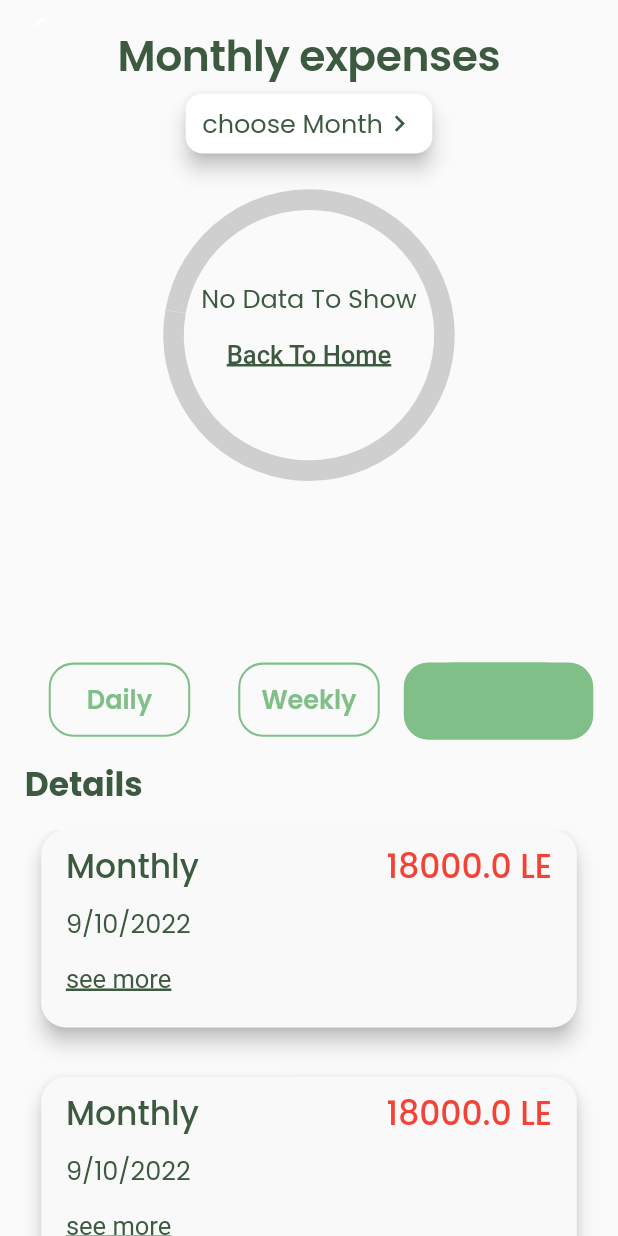
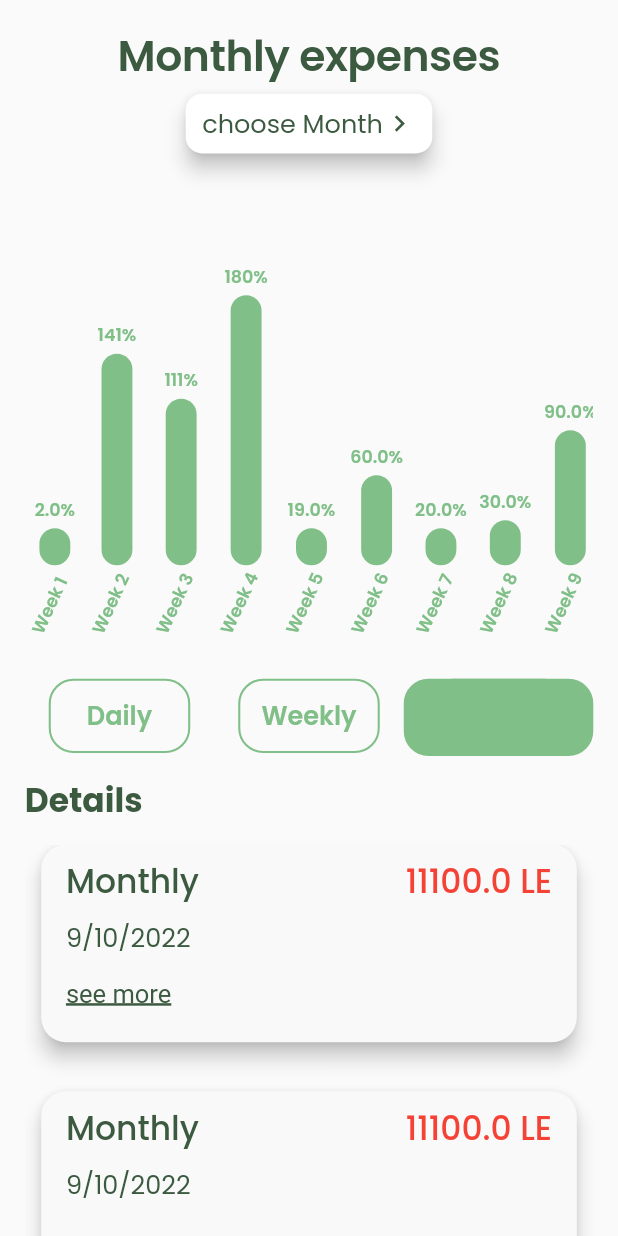
Before and after one commit to AhmedElsherif0/Cashati-App, a Flutter app: the ExpensesScreen screen opened directly, swiped to page 3, on a phone screen of 412 x 824 dp. Run offline on Flutter 3.47's test engine with Material 2 defaults, Android fonts, the phone set to English and light mode, and no system bars; drawn by our look-alikes of dashed_circular_progress_bar; our stand-ins replace bloc, dio, dotted_border, easy_localization, flutter_bloc, flutter_phoenix and 4 more; accounts and stored records are empty.

Commit message:
last update from ahmed Elsherif at 04:03 -9/10/2022

```diff
--- a/lib/data/models/expenses/expenses_lists.dart
+++ b/lib/data/models/expenses/expenses_lists.dart
@@ -20,9 +20,17 @@ class ExpensesLists {
         totalExpenses: 'No data to Show'),
     ExpensesModel(
         header: 'Weekly',
-        price: 1400.00,
+        price: 14100.00,
         chooseDate: 'choose Week',
         chooseInnerData: 'Week',
+        dateTime: DateTime.now(),
+        isImportant: false,
+        totalExpenses: 'No data to Show'),
+    ExpensesModel(
+        header: 'Monthly',
+        price: 11100.00,
+        chooseDate: 'choose Month',
+        chooseInnerData: 'Month',
         dateTime: DateTime.now(),
         isImportant: false,
         totalExpenses: 'No data to Show'),
@@ -33,6 +41,70 @@ class ExpensesLists {
         chooseInnerData: 'Month',
         dateTime: DateTime.now(),
         isImportant: false,
-        totalExpenses: 'No data to Show')
+        totalExpenses: 'No data to Show'),
+    ExpensesModel(
+        header: 'Monthly',
+        price: 1900.00,
+        chooseDate: 'choose Month',
+        chooseInnerData: 'Month',
+        dateTime: DateTime.now(),
+        isImportant: false,
+        totalExpenses: 'No data to Show'),
+    ExpensesModel(
+        header: 'Monthly',
+        price: 6000.00,
+        chooseDate: 'choose Month',
+        chooseInnerData: 'Month',
+        dateTime: DateTime.now(),
+        isImportant: false,
+        totalExpenses: 'No data to Show'),
+    ExpensesModel(
+        header: 'Monthly',
+        price: 2000.00,
+        chooseDate: 'choose Month',
+        chooseInnerData: 'Month',
+        dateTime: DateTime.now(),
+        isImportant: false,
+        totalExpenses: 'No data to Show'),
+    ExpensesModel(
+        header: 'Monthly',
+        price: 3000.00,
+        chooseDate: 'choose Month',
+        chooseInnerData: 'Month',
+        dateTime: DateTime.now(),
+        isImportant: false,
+        totalExpenses: 'No data to Show'),
+    ExpensesModel(
+        header: 'Monthly',
+        price: 9000.00,
+        chooseDate: 'choose Month',
+        chooseInnerData: 'Month',
+        dateTime: DateTime.now(),
+        isImportant: false,
+        totalExpenses: 'No data to Show'),
+    ExpensesModel(
+        header: 'Monthly',
+        price: 1000.00,
+        chooseDate: 'choose Month',
+        chooseInnerData: 'Month',
+        dateTime: DateTime.now(),
+        isImportant: false,
+        totalExpenses: 'No data to Show'),
+    ExpensesModel(
+        header: 'Monthly',
+        price: 5000.00,
+        chooseDate: 'choose Month',
+        chooseInnerData: 'Month',
+        dateTime: DateTime.now(),
+        isImportant: false,
+        totalExpenses: 'No data to Show'),
+    ExpensesModel(
+        header: 'Monthly',
+        price: 7820.00,
+        chooseDate: 'choose Month',
+        chooseInnerData: 'Month',
+        dateTime: DateTime.now(),
+        isImportant: false,
+        totalExpenses: 'No data to Show'),
   ];
 }
--- a/lib/main.dart
+++ b/lib/main.dart
@@ -6,6 +6,7 @@ import 'package:localize_and_translate/localize_and_translate.dart';
 import 'package:sizer/sizer.dart';
 import 'package:temp/business_logic/home_cubit/home_cubit.dart';
 import 'package:temp/presentation/screens/home/control_screen.dart';
+import 'package:temp/presentation/screens/home/expenses_screen.dart';
 import 'package:temp/presentation/styles/themes.dart';
 import 'business_logic/bloc_observer.dart';
 import 'business_logic/global_cubit/global_cubit.dart';
@@ -73,7 +74,7 @@ class _MyAppState extends State<MyApp> {
                   // Active locale
                   supportedLocales: translator.locals(),
                   //home: ExpensesScreen()// Locals list
-                  home: ControlScreen(),
+                  home: ExpensesScreen(),
                 );
               });
             },
--- a/lib/presentation/screens/home/expenses_screen.dart
+++ b/lib/presentation/screens/home/expenses_screen.dart
@@ -1,6 +1,7 @@
 import 'package:flutter/material.dart';
 import 'package:sizer/sizer.dart';
 import 'package:temp/data/models/expenses/expenses_lists.dart';
+import 'package:temp/presentation/views/chart_bars_card.dart';
 import 'package:temp/presentation/views/importance_radio_buttons.dart';
 import '../../views/tab_bar_view.dart';
 import '../../widgets/circle_progress_bar_chart.dart';
@@ -31,7 +32,7 @@ class _ExpensesScreenState extends State<ExpensesScreen> {
         child: PageView.builder(
           controller: _controller,
           onPageChanged: (value) => setState(() => currentIndex = value),
-          itemCount: expensesLists.expensesData.length,
+          itemCount: 3,
           itemBuilder: (context, index) {
             int increase = index;
             increase++;
@@ -62,29 +63,31 @@ class _ExpensesScreenState extends State<ExpensesScreen> {
 
                     /// Flow Chart Widgets.
                     Expanded(
-                      flex: 15,
+                      flex: 16,
                       child: Column(
                         children: [
                           Expanded(
                               flex: 4,
-                            child: CircularProgressBarChart(
+                              child: index == 2
+                                  ? const ChartBarsCard()
+                                  : CircularProgressBarChart(
                                       maxExpenses: 10000,
-                              totalExpenses: 0,
-                              onPressToHome: () {},
-                            ),
-                          ),
+                                      totalExpenses: 5500,
+                                      onPressToHome: () {})),
 
                           /// importance Radio button.
+                          if (index == 0)
                             Expanded(
                               child: Row(
                                 children: [
-                                const Spacer(flex: 10),
+                                  const Spacer(flex: 13),
                                   if (index == 0)
                                     Expanded(
                                       flex: 9,
                                       child: ImportanceRadioButton(
                                         groupValue: importanceGroup,
-                                      onChange: (Importance? value) => setState(
+                                        onChange: (Importance? value) =>
+                                            setState(
                                                 () => importanceGroup = value!),
                                       ),
                                     ),
@@ -113,4 +116,23 @@ class _ExpensesScreenState extends State<ExpensesScreen> {
       ),
     );
   }
+
+  Widget switchWidgets(int currentIndex) {
+    Widget widget = CircularProgressBarChart(
+        maxExpenses: 10000, totalExpenses: 5000, onPressToHome: () {});
+    switch (currentIndex) {
+      case 0:
+        widget = CircularProgressBarChart(
+            maxExpenses: 10000, totalExpenses: 5000, onPressToHome: () {});
+        break;
+      case 1:
+        widget = CircularProgressBarChart(
+            maxExpenses: 10000, totalExpenses: 5000, onPressToHome: () {});
+        break;
+      case 2:
+        widget = ChartBarsCard();
+        break;
     }
+    return widget;
+  }
+}
--- a/lib/presentation/styles/styles.dart
+++ b/lib/presentation/styles/styles.dart
@@ -51,8 +51,8 @@ class AppStyle {
       fontSize: 12, fontWeight: FontWeight.w400, color: AppColor.grey);
 
   TextStyle captionTheme() => TextStyle(
-      fontSize: 10.sp,
-      fontWeight: FontWeight.w200,
+      fontSize: 8.sp,
+      fontWeight: FontWeight.w500,
       color: AppColor.pineGreen);
 
 
--- /dev/null
+++ b/lib/presentation/views/chart_bars_card.dart
@@ -0,0 +1,42 @@
+import 'package:flutter/material.dart';
+import 'package:intl/intl.dart';
+import '../../data/models/expenses/expenses_lists.dart';
+import '../../data/models/expenses/expenses_model.dart';
+import '../widgets/chart_bar.dart';
+
+class ChartBarsCard extends StatelessWidget {
+  const ChartBarsCard({Key? key}) : super(key: key);
+
+  List<Map<String, dynamic>> get groupExpensesValues {
+    List<ExpensesModel> expensesList = ExpensesLists().expensesData;
+    return List.generate(expensesList.length, (index) {
+      final weekDay = DateTime.now().subtract(Duration(days: index));
+      return {
+        'day': DateFormat.E().format(weekDay),
+        'amount': expensesList[index].price,
+      };
+    });
+  }
+
+  List<ExpensesModel> get recentExpense {
+    ExpensesLists expensesList = ExpensesLists();
+    return expensesList.expensesData.where((element) {
+      return element.dateTime
+          .isAfter(DateTime.now().subtract(const Duration(days: 12)));
+    }).toList();
+  }
+
+  @override
+  Widget build(BuildContext context) {
+    return ListView.builder(
+        itemCount: groupExpensesValues.length,
+        scrollDirection: Axis.horizontal,
+        itemBuilder: (context, index) => ChartBar(
+          index: index,
+          height: groupExpensesValues[index]['amount'] / 100,
+          percentage: groupExpensesValues[index]['day'],
+          after: groupExpensesValues[index]['amount'] / 100,
+        ),
+      );
+  }
+}
--- a/lib/presentation/widgets/bottom_nav_bar.dart
+++ b/lib/presentation/widgets/bottom_nav_bar.dart
@@ -1,5 +1,6 @@
 import 'package:flutter/material.dart';
 import 'package:flutter_svg/svg.dart';
+import 'package:sizer/sizer.dart';
 import '../../business_logic/global_cubit/global_cubit.dart';
 
 class BottomNavBarWidget extends StatelessWidget {
@@ -22,6 +23,7 @@ class BottomNavBarWidget extends StatelessWidget {
       child: BottomNavigationBar(
         // unselectedIconTheme: const IconThemeData(size: 40),
         elevation: 9,
+        iconSize: 16.sp,
         currentIndex: cubit.currentIndex,
         showUnselectedLabels: true,
         showSelectedLabels: true,
--- /dev/null
+++ b/lib/presentation/widgets/chart_bar.dart
@@ -0,0 +1,56 @@
+import 'dart:math';
+
+import 'package:flutter/material.dart';
+import 'package:sizer/sizer.dart';
+
+import '../styles/colors.dart';
+
+class ChartBar extends StatelessWidget {
+  const ChartBar(
+      {Key? key,
+     required this.height,
+      required this.percentage,
+      required this.index,
+      required this.after})
+      : super(key: key);
+
+  final double? height;
+  final double after;
+  final int index;
+  final String percentage;
+
+  @override
+  Widget build(BuildContext context) {
+    final textTheme =
+        Theme.of(context).textTheme.headline6?.copyWith(fontSize: 8.5.sp);
+    return Column(
+      mainAxisSize: MainAxisSize.min,
+      mainAxisAlignment: MainAxisAlignment.end,
+      children: [
+        Text(
+          after > 100
+              ? '${after.toStringAsFixed(0)}%'
+              : '${after.toStringAsFixed(1)}%',
+          style: textTheme,
+        ),
+        SizedBox(height: 0.4.h),
+        SizedBox(
+          height: ( height! <= 20) ? 3.h :height,
+          width: 5.w,
+          child: DecoratedBox(
+            decoration: BoxDecoration(
+              color: AppColor.primaryColor,
+              borderRadius: BorderRadius.circular(12.sp),
+            ),
+          ),
+        ),
+        SizedBox(height: 5.h),
+        Transform(
+          transform: Matrix4.rotationZ(-65 * pi / 180),
+          child: Text('Week ${index + 1}',
+              style: textTheme),
+        )
+      ],
+    );
+  }
+}
--- a/lib/presentation/widgets/circle_progress_bar_chart.dart
+++ b/lib/presentation/widgets/circle_progress_bar_chart.dart
@@ -38,7 +38,6 @@ class _CircularProgressBarChartState extends State<CircularProgressBarChart> {
           backgroundStrokeWidth: 10.sp,
           foregroundStrokeWidth: 10.sp,
           circleCenterAlignment: Alignment.center,
-          corners: StrokeCap.butt,
           startAngle: -80,
           ltr: false,
           progress: widget.totalExpenses,
@@ -47,27 +46,33 @@ class _CircularProgressBarChartState extends State<CircularProgressBarChart> {
           child: Center(
             child: Column(
               children: [
-                const Spacer(flex: 5),
-                Text(
+                const Spacer(flex: 2),
+                Expanded(
+                  child: Text(
                       widget.totalExpenses != 0.0
                           ? 'Total Expenses'
                           : 'No Data To Show',
                       textAlign: TextAlign.center,
                       style: Theme.of(context).textTheme.subtitle1),
+                ),
                 if (widget.totalExpenses != 0)
-                  ValueListenableBuilder(
+                  Expanded(
+                    child: ValueListenableBuilder(
                       valueListenable: _valueNotifier,
                       builder: (_, double value, __) => Text(
                         '${value.toInt()} LE',
                         style: Theme.of(context).textTheme.headline5,
                       ),
                     ),
+                  ),
                 if (widget.totalExpenses == 0)
-                  UnderLineTextButton(
+                  Expanded(
+                    child: UnderLineTextButton(
                         text: 'Back To Home',
                         onPressed: widget.onPressToHome,
                         textStyle: const TextStyle(fontWeight: FontWeight.w500)),
-                const Spacer(flex: 5),
+                  ),
+                const Spacer(flex: 2),
               ],
             ),
           ),
```
Lines whose indentation alone changed are shown as unchanged.
